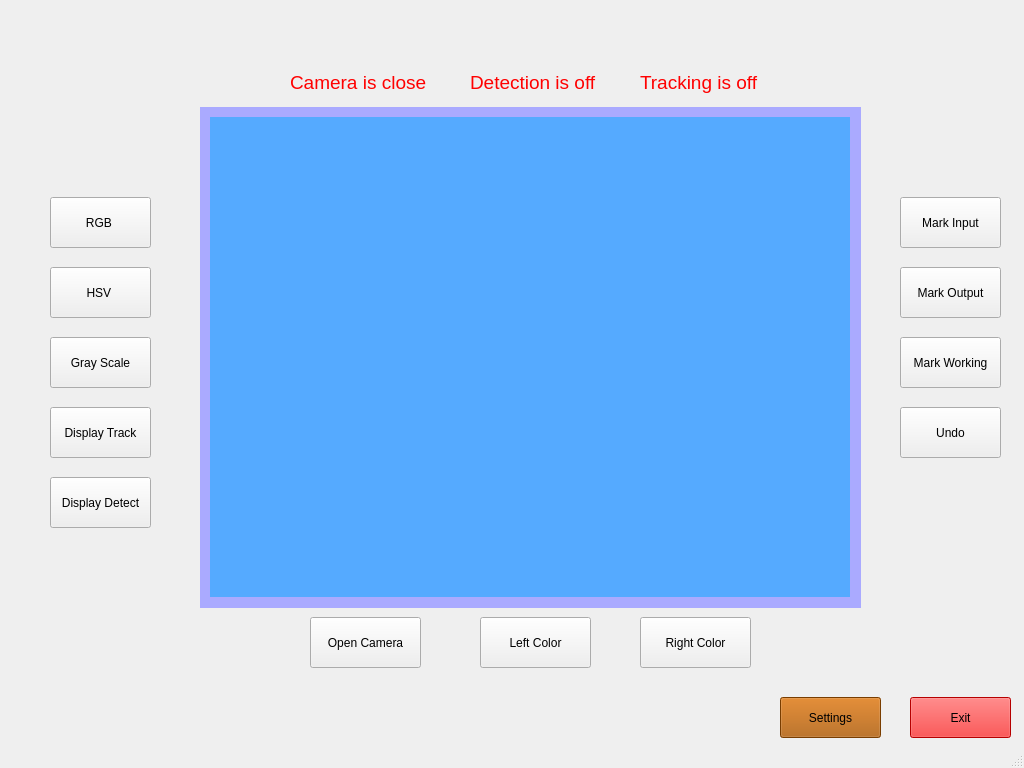
The window that Gui_Project/GuiLayout.ui (moosinyismyhappy/CN405-Craftsman) describes before a commit, drawn with Qt 5.
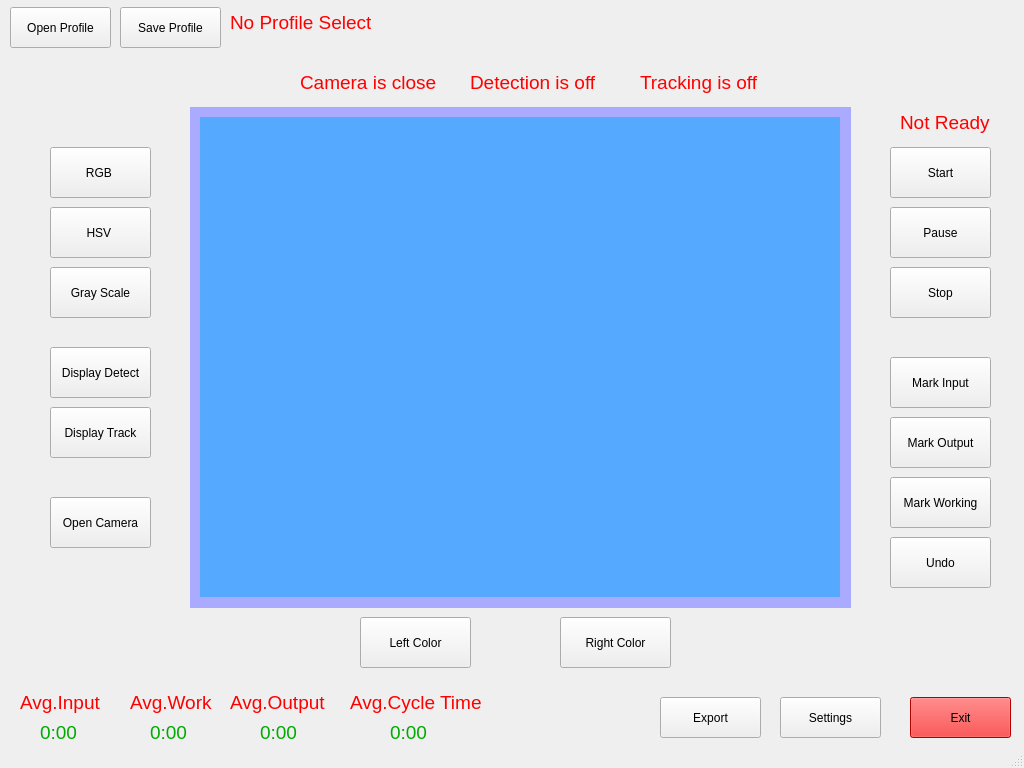
The same window after the commit.

```diff
--- a/Gui_Project/GuiLayout.ui
+++ b/Gui_Project/GuiLayout.ui
@@ -40,7 +40,7 @@
        </rect>
       </property>
       <property name="styleSheet">
-       <string notr="true">background-color: rgb(170, 85, 0);</string>
+       <string notr="true"/>
       </property>
       <property name="text">
        <string>Settings</string>
@@ -49,7 +49,7 @@
      <widget class="QWidget" name="widget_display" native="true">
       <property name="geometry">
        <rect>
-        <x>200</x>
+        <x>190</x>
         <y>110</y>
         <width>661</width>
         <height>501</height>
@@ -127,7 +127,7 @@
       <property name="geometry">
        <rect>
         <x>50</x>
-        <y>200</y>
+        <y>150</y>
         <width>101</width>
         <height>51</height>
        </rect>
@@ -142,9 +142,9 @@
      <widget class="QLabel" name="text_display_image_type">
       <property name="geometry">
        <rect>
-        <x>290</x>
+        <x>300</x>
         <y>70</y>
-        <width>161</width>
+        <width>141</width>
         <height>31</height>
        </rect>
       </property>
@@ -185,7 +185,7 @@
       <property name="geometry">
        <rect>
         <x>50</x>
-        <y>480</y>
+        <y>350</y>
         <width>101</width>
         <height>51</height>
        </rect>
@@ -201,7 +201,7 @@
       <property name="geometry">
        <rect>
         <x>50</x>
-        <y>270</y>
+        <y>210</y>
         <width>101</width>
         <height>51</height>
        </rect>
@@ -217,7 +217,7 @@
       <property name="geometry">
        <rect>
         <x>50</x>
-        <y>340</y>
+        <y>270</y>
         <width>101</width>
         <height>51</height>
        </rect>
@@ -248,9 +248,9 @@
      <widget class="QPushButton" name="open_camera_button">
       <property name="geometry">
        <rect>
-        <x>310</x>
-        <y>620</y>
-        <width>111</width>
+        <x>50</x>
+        <y>500</y>
+        <width>101</width>
         <height>51</height>
        </rect>
       </property>
@@ -264,8 +264,8 @@
      <widget class="QPushButton" name="mark_input_button">
       <property name="geometry">
        <rect>
-        <x>900</x>
-        <y>200</y>
+        <x>890</x>
+        <y>360</y>
         <width>101</width>
         <height>51</height>
        </rect>
@@ -280,8 +280,8 @@
      <widget class="QPushButton" name="mark_output_button">
       <property name="geometry">
        <rect>
-        <x>900</x>
-        <y>270</y>
+        <x>890</x>
+        <y>420</y>
         <width>101</width>
         <height>51</height>
        </rect>
@@ -296,8 +296,8 @@
      <widget class="QPushButton" name="mark_working_button">
       <property name="geometry">
        <rect>
-        <x>900</x>
-        <y>340</y>
+        <x>890</x>
+        <y>480</y>
         <width>101</width>
         <height>51</height>
        </rect>
@@ -312,8 +312,8 @@
      <widget class="QPushButton" name="undo_button">
       <property name="geometry">
        <rect>
-        <x>900</x>
-        <y>410</y>
+        <x>890</x>
+        <y>540</y>
         <width>101</width>
         <height>51</height>
        </rect>
@@ -328,7 +328,7 @@
      <widget class="QPushButton" name="select_left_color_button">
       <property name="geometry">
        <rect>
-        <x>480</x>
+        <x>360</x>
         <y>620</y>
         <width>111</width>
         <height>51</height>
@@ -344,7 +344,7 @@
      <widget class="QPushButton" name="select_right_color_button">
       <property name="geometry">
        <rect>
-        <x>640</x>
+        <x>560</x>
         <y>620</y>
         <width>111</width>
         <height>51</height>
@@ -378,6 +378,333 @@
        <string>Tracking is off</string>
       </property>
      </widget>
+     <widget class="QLabel" name="text_is_work_ready">
+      <property name="geometry">
+       <rect>
+        <x>900</x>
+        <y>110</y>
+        <width>91</width>
+        <height>31</height>
+       </rect>
+      </property>
+      <property name="font">
+       <font>
+        <pointsize>14</pointsize>
+       </font>
+      </property>
+      <property name="styleSheet">
+       <string notr="true">color: rgb(255, 0, 0);</string>
+      </property>
+      <property name="text">
+       <string>Not Ready</string>
+      </property>
+     </widget>
+     <widget class="QPushButton" name="start_button">
+      <property name="geometry">
+       <rect>
+        <x>890</x>
+        <y>150</y>
+        <width>101</width>
+        <height>51</height>
+       </rect>
+      </property>
+      <property name="styleSheet">
+       <string notr="true"/>
+      </property>
+      <property name="text">
+       <string>Start</string>
+      </property>
+     </widget>
+     <widget class="QPushButton" name="pause_button">
+      <property name="geometry">
+       <rect>
+        <x>890</x>
+        <y>210</y>
+        <width>101</width>
+        <height>51</height>
+       </rect>
+      </property>
+      <property name="styleSheet">
+       <string notr="true"/>
+      </property>
+      <property name="text">
+       <string>Pause</string>
+      </property>
+     </widget>
+     <widget class="QPushButton" name="stop_button">
+      <property name="geometry">
+       <rect>
+        <x>890</x>
+        <y>270</y>
+        <width>101</width>
+        <height>51</height>
+       </rect>
+      </property>
+      <property name="styleSheet">
+       <string notr="true"/>
+      </property>
+      <property name="text">
+       <string>Stop</string>
+      </property>
+     </widget>
+     <widget class="QPushButton" name="open_profile_button">
+      <property name="geometry">
+       <rect>
+        <x>10</x>
+        <y>10</y>
+        <width>101</width>
+        <height>41</height>
+       </rect>
+      </property>
+      <property name="styleSheet">
+       <string notr="true"/>
+      </property>
+      <property name="text">
+       <string>Open Profile</string>
+      </property>
+     </widget>
+     <widget class="QPushButton" name="save_profile_button">
+      <property name="geometry">
+       <rect>
+        <x>120</x>
+        <y>10</y>
+        <width>101</width>
+        <height>41</height>
+       </rect>
+      </property>
+      <property name="styleSheet">
+       <string notr="true"/>
+      </property>
+      <property name="text">
+       <string>Save Profile</string>
+      </property>
+     </widget>
+     <widget class="QLabel" name="text_profile">
+      <property name="geometry">
+       <rect>
+        <x>230</x>
+        <y>10</y>
+        <width>141</width>
+        <height>31</height>
+       </rect>
+      </property>
+      <property name="font">
+       <font>
+        <pointsize>14</pointsize>
+       </font>
+      </property>
+      <property name="styleSheet">
+       <string notr="true">color: rgb(255, 0, 0);</string>
+      </property>
+      <property name="text">
+       <string>No Profile Select</string>
+      </property>
+     </widget>
+     <widget class="QLabel" name="text_avg_input">
+      <property name="geometry">
+       <rect>
+        <x>20</x>
+        <y>690</y>
+        <width>91</width>
+        <height>31</height>
+       </rect>
+      </property>
+      <property name="font">
+       <font>
+        <pointsize>14</pointsize>
+       </font>
+      </property>
+      <property name="styleSheet">
+       <string notr="true">color: rgb(255, 0, 0);</string>
+      </property>
+      <property name="text">
+       <string>Avg.Input</string>
+      </property>
+     </widget>
+     <widget class="QLabel" name="text_avg_work">
+      <property name="geometry">
+       <rect>
+        <x>130</x>
+        <y>690</y>
+        <width>91</width>
+        <height>31</height>
+       </rect>
+      </property>
+      <property name="font">
+       <font>
+        <pointsize>14</pointsize>
+       </font>
+      </property>
+      <property name="styleSheet">
+       <string notr="true">color: rgb(255, 0, 0);</string>
+      </property>
+      <property name="text">
+       <string>Avg.Work</string>
+      </property>
+     </widget>
+     <widget class="QLabel" name="text_avg_output">
+      <property name="geometry">
+       <rect>
+        <x>230</x>
+        <y>690</y>
+        <width>101</width>
+        <height>31</height>
+       </rect>
+      </property>
+      <property name="font">
+       <font>
+        <pointsize>14</pointsize>
+       </font>
+      </property>
+      <property name="styleSheet">
+       <string notr="true">color: rgb(255, 0, 0);</string>
+      </property>
+      <property name="text">
+       <string>Avg.Output</string>
+      </property>
+     </widget>
+     <widget class="QLabel" name="text_avg_cycle_time">
+      <property name="geometry">
+       <rect>
+        <x>350</x>
+        <y>690</y>
+        <width>131</width>
+        <height>31</height>
+       </rect>
+      </property>
+      <property name="font">
+       <font>
+        <pointsize>14</pointsize>
+       </font>
+      </property>
+      <property name="styleSheet">
+       <string notr="true">color: rgb(255, 0, 0);</string>
+      </property>
+      <property name="text">
+       <string>Avg.Cycle Time</string>
+      </property>
+     </widget>
+     <widget class="QLabel" name="text_display_avg_input">
+      <property name="geometry">
+       <rect>
+        <x>40</x>
+        <y>720</y>
+        <width>41</width>
+        <height>31</height>
+       </rect>
+      </property>
+      <property name="font">
+       <font>
+        <pointsize>14</pointsize>
+       </font>
+      </property>
+      <property name="styleSheet">
+       <string notr="true">color: rgb(0, 170, 0);</string>
+      </property>
+      <property name="text">
+       <string>0:00</string>
+      </property>
+     </widget>
+     <widget class="QLabel" name="text_display_avg_work">
+      <property name="geometry">
+       <rect>
+        <x>150</x>
+        <y>720</y>
+        <width>41</width>
+        <height>31</height>
+       </rect>
+      </property>
+      <property name="font">
+       <font>
+        <pointsize>14</pointsize>
+       </font>
+      </property>
+      <property name="styleSheet">
+       <string notr="true">color: rgb(0, 170, 0);</string>
+      </property>
+      <property name="text">
+       <string>0:00</string>
+      </property>
+     </widget>
+     <widget class="QLabel" name="text_avg_input_4">
+      <property name="geometry">
+       <rect>
+        <x>250</x>
+        <y>750</y>
+        <width>41</width>
+        <height>31</height>
+       </rect>
+      </property>
+      <property name="font">
+       <font>
+        <pointsize>14</pointsize>
+       </font>
+      </property>
+      <property name="styleSheet">
+       <string notr="true">color: rgb(0, 170, 0);</string>
+      </property>
+      <property name="text">
+       <string>0:00</string>
+      </property>
+     </widget>
+     <widget class="QLabel" name="text_display_avg_output">
+      <property name="geometry">
+       <rect>
+        <x>260</x>
+        <y>720</y>
+        <width>41</width>
+        <height>31</height>
+       </rect>
+      </property>
+      <property name="font">
+       <font>
+        <pointsize>14</pointsize>
+       </font>
+      </property>
+      <property name="styleSheet">
+       <string notr="true">color: rgb(0, 170, 0);</string>
+      </property>
+      <property name="text">
+       <string>0:00</string>
+      </property>
+     </widget>
+     <widget class="QLabel" name="text_display_avg_cycle_time">
+      <property name="geometry">
+       <rect>
+        <x>390</x>
+        <y>720</y>
+        <width>41</width>
+        <height>31</height>
+       </rect>
+      </property>
+      <property name="font">
+       <font>
+        <pointsize>14</pointsize>
+       </font>
+      </property>
+      <property name="styleSheet">
+       <string notr="true">color: rgb(0, 170, 0);</string>
+      </property>
+      <property name="text">
+       <string>0:00</string>
+      </property>
+     </widget>
+     <widget class="QPushButton" name="export_button">
+      <property name="geometry">
+       <rect>
+        <x>660</x>
+        <y>700</y>
+        <width>101</width>
+        <height>41</height>
+       </rect>
+      </property>
+      <property name="styleSheet">
+       <string notr="true"/>
+      </property>
+      <property name="text">
+       <string>Export</string>
+      </property>
+     </widget>
      <zorder>widget_display</zorder>
      <zorder>setting_button</zorder>
      <zorder>exit_button</zorder>
```
Left out of the diff: 29 changed lines with no effect on the pictures.
